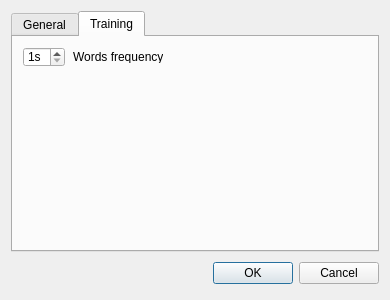
Qt form settingsdialog.ui (martin-kudlicka/vocabulary-master) before a commit.
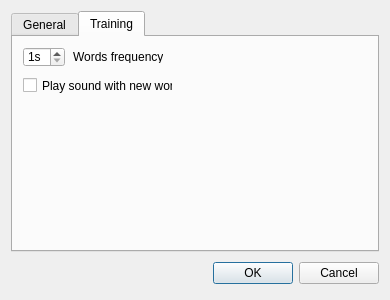
The same form after that commit. The open tabs and pages were chosen to show the change.

Commit message: + play sound with every new word optionally

```diff
--- a/settingsdialog.ui
+++ b/settingsdialog.ui
@@ -96,6 +96,19 @@
         <string>Words frequency</string>
        </property>
       </widget>
+      <widget class="QCheckBox" name="cbNewWordSound">
+       <property name="geometry">
+        <rect>
+         <x>10</x>
+         <y>40</y>
+         <width>150</width>
+         <height>17</height>
+        </rect>
+       </property>
+       <property name="text">
+        <string>Play sound with new word</string>
+       </property>
+      </widget>
      </widget>
     </widget>
    </item>
```
The commit also changes 4 other files.
